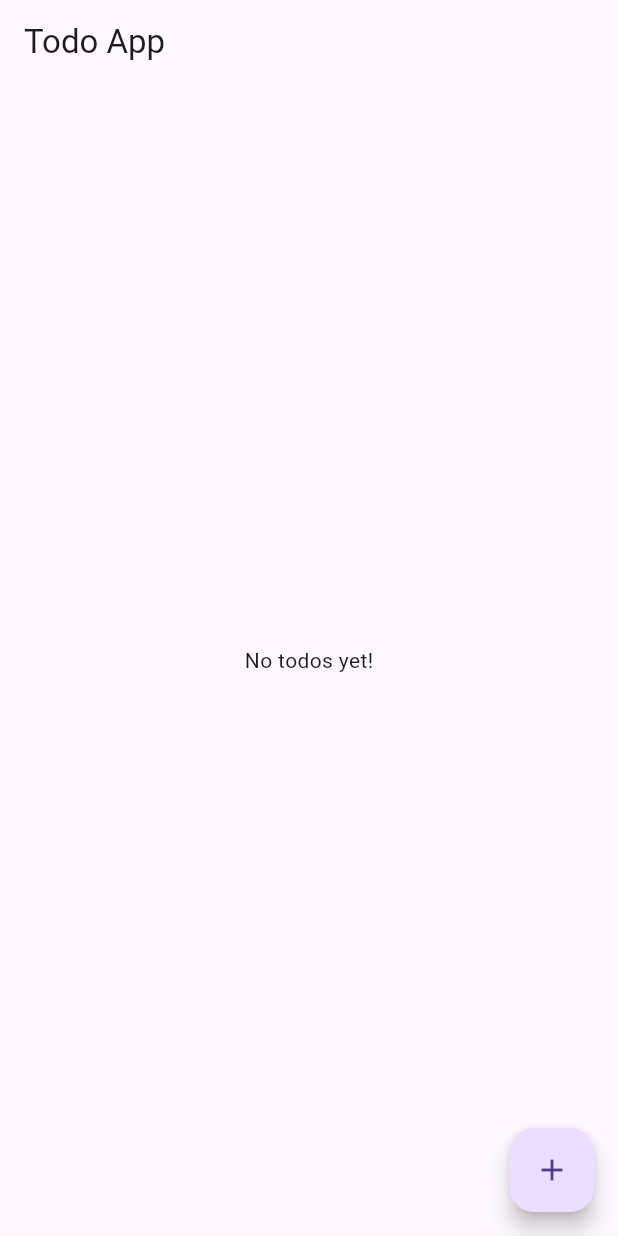
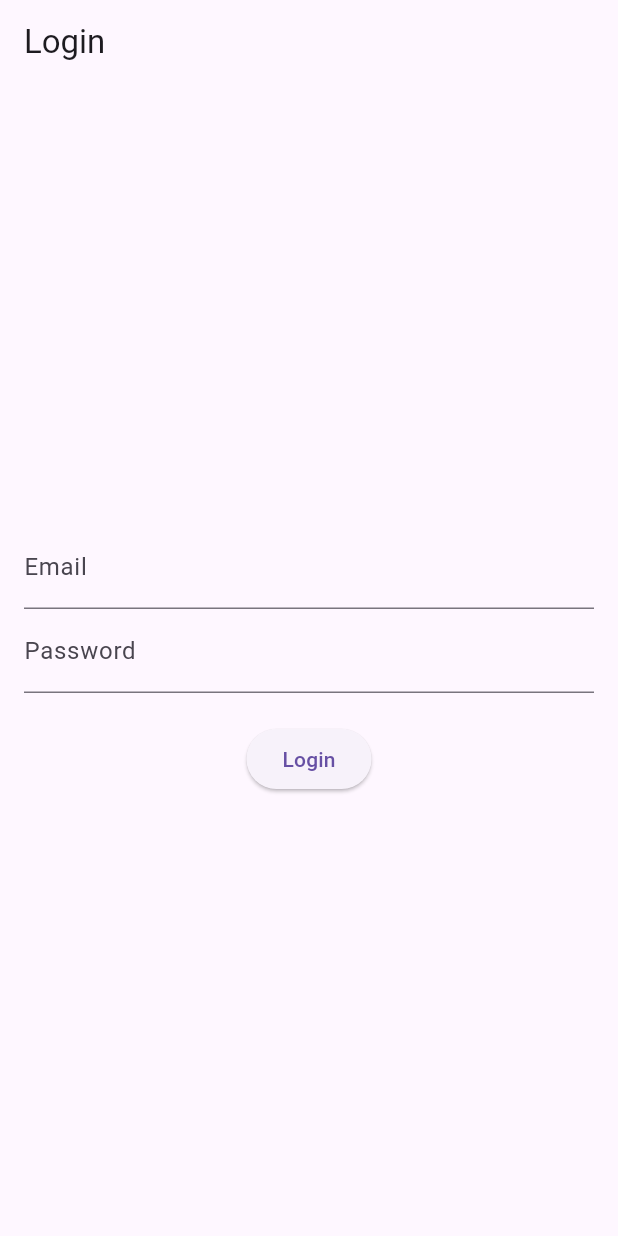
Before and after one commit to Jay-Patel-070/flutter-bloc-architecture-learning, a Flutter app: the screen it shows after launch, on a phone screen of 412 x 824 dp. Run offline on Flutter 3.47's test engine with Material 3 defaults, Android fonts, the phone set to English and light mode, and no system bars; our stand-ins replace bloc, flutter_bloc.

Commit message:
learned login feature in bloc

```diff
--- /dev/null
+++ b/lib/features/login/bloc/login_bloc.dart
@@ -0,0 +1,19 @@
+import 'package:flutter_bloc/flutter_bloc.dart';
+import 'package:learningbloc/features/login/bloc/login_event.dart';
+import 'package:learningbloc/features/login/bloc/login_state.dart';
+
+class LoginBloc extends Bloc<LoginEvent, LoginState> {
+  LoginBloc() : super(LoginInitial()) {
+    on<onLoginButtonPressed>((event, emit) async {
+      emit(LoginLoading());
+      await Future.delayed(Duration(seconds: 2)); // simulate API call
+
+      // dummy validation
+      if (event.email == "test@gmail.com" && event.password == "1234") {
+        emit(LoginSuccess());
+      } else {
+        emit(LoginFailure("Invalid email or password"));
+      }
+    });
+  }
+}
--- /dev/null
+++ b/lib/features/login/bloc/login_event.dart
@@ -0,0 +1,7 @@
+sealed class LoginEvent {}
+
+class onLoginButtonPressed extends LoginEvent {
+  String email;
+  String password;
+  onLoginButtonPressed({required this.email, required this.password});
+}
--- /dev/null
+++ b/lib/features/login/bloc/login_state.dart
@@ -0,0 +1,12 @@
+class LoginState {}
+
+class LoginInitial extends LoginState {}
+
+class LoginLoading extends LoginState {}
+
+class LoginSuccess extends LoginState {}
+
+class LoginFailure extends LoginState {
+  final String message;
+  LoginFailure(this.message);
+}
--- /dev/null
+++ b/lib/features/login/login_screen.dart
@@ -0,0 +1,71 @@
+import 'package:flutter/material.dart';
+import 'package:flutter_bloc/flutter_bloc.dart';
+import 'package:learningbloc/features/login/bloc/login_bloc.dart';
+import 'package:learningbloc/features/login/bloc/login_event.dart';
+import 'package:learningbloc/features/login/bloc/login_state.dart';
+
+class LoginScreen extends StatelessWidget {
+  final TextEditingController emailController = TextEditingController();
+  final TextEditingController passwordController = TextEditingController();
+  final loginBloc = LoginBloc();
+  LoginScreen({super.key});
+
+  @override
+  Widget build(BuildContext context) {
+    return Scaffold(
+      appBar: AppBar(title: const Text("Login")),
+      body: BlocListener<LoginBloc, LoginState>(
+        listener: (context, state) {
+          if (state is LoginSuccess) {
+            ScaffoldMessenger.of(
+              context,
+            ).showSnackBar(const SnackBar(content: Text("Login Successful")));
+          } else if (state is LoginFailure) {
+            ScaffoldMessenger.of(
+              context,
+            ).showSnackBar(SnackBar(content: Text(state.message)));
+          }
+        },
+        bloc: loginBloc,
+        child: BlocBuilder(
+          bloc: loginBloc,
+          builder: (context, state) {
+            if (state is LoginLoading) {
+              return const Center(child: CircularProgressIndicator());
+            }
+
+            return Padding(
+              padding: const EdgeInsets.all(16.0),
+              child: Column(
+                mainAxisAlignment: MainAxisAlignment.center,
+                children: [
+                  TextField(
+                    controller: emailController,
+                    decoration: const InputDecoration(labelText: 'Email'),
+                  ),
+                  TextField(
+                    controller: passwordController,
+                    obscureText: true,
+                    decoration: const InputDecoration(labelText: 'Password'),
+                  ),
+                  const SizedBox(height: 20),
+                  ElevatedButton(
+                    onPressed: () {
+                      final email = emailController.text.trim();
+                      final password = passwordController.text.trim();
+
+                      loginBloc.add(
+                        onLoginButtonPressed(email: email, password: password),
+                      );
+                    },
+                    child: const Text('Login'),
+                  ),
+                ],
+              ),
+            );
+          },
+        ),
+      ),
+    );
+  }
+}
--- a/lib/main.dart
+++ b/lib/main.dart
@@ -2,6 +2,7 @@ import 'package:flutter/material.dart';
 import 'package:flutter_bloc/flutter_bloc.dart';
 import 'package:learningbloc/features/counter/counter_screen.dart';
 import 'package:learningbloc/features/darklightmode/light_screen.dart';
+import 'package:learningbloc/features/login/login_screen.dart';
 import 'package:learningbloc/features/todo/todo_screen.dart';
 
 void main() {
@@ -16,7 +17,7 @@ class MyApp extends StatelessWidget {
   Widget build(BuildContext context) {
     return MaterialApp(
       title: 'Flutter Demo',
-      home: TodoScreen(),
+      home: LoginScreen(),
     );
   }
 }
```
